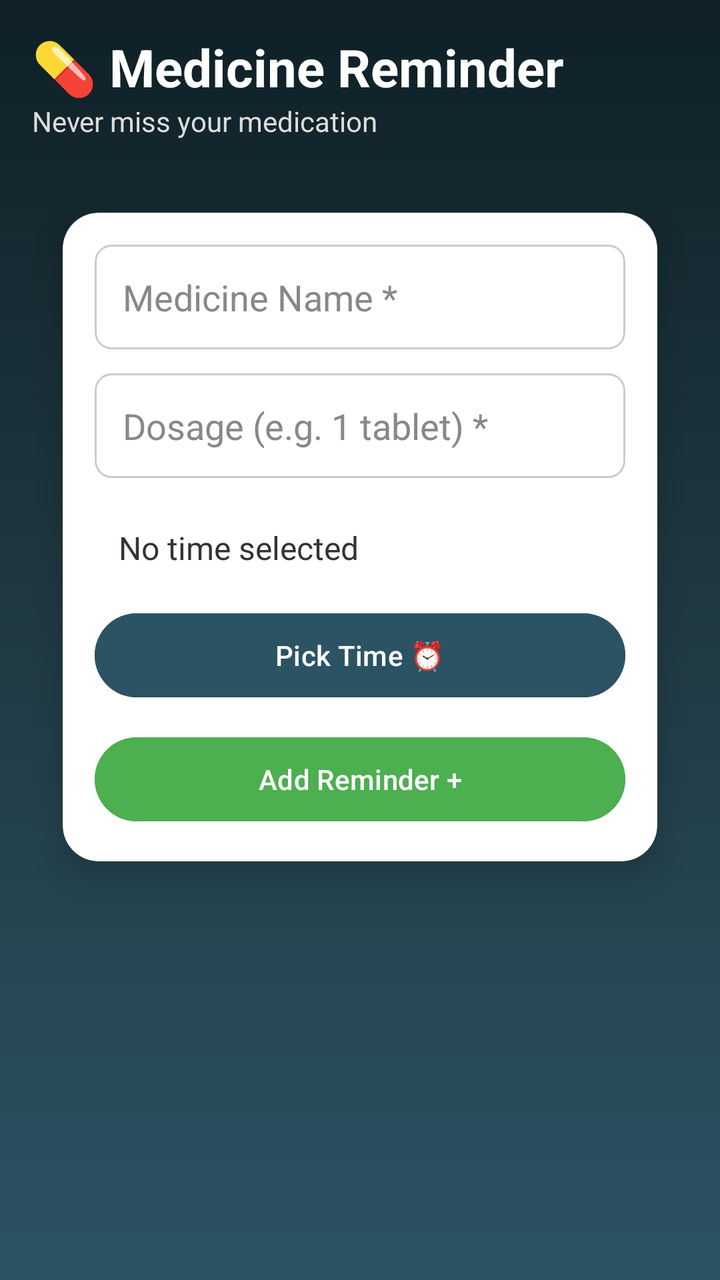
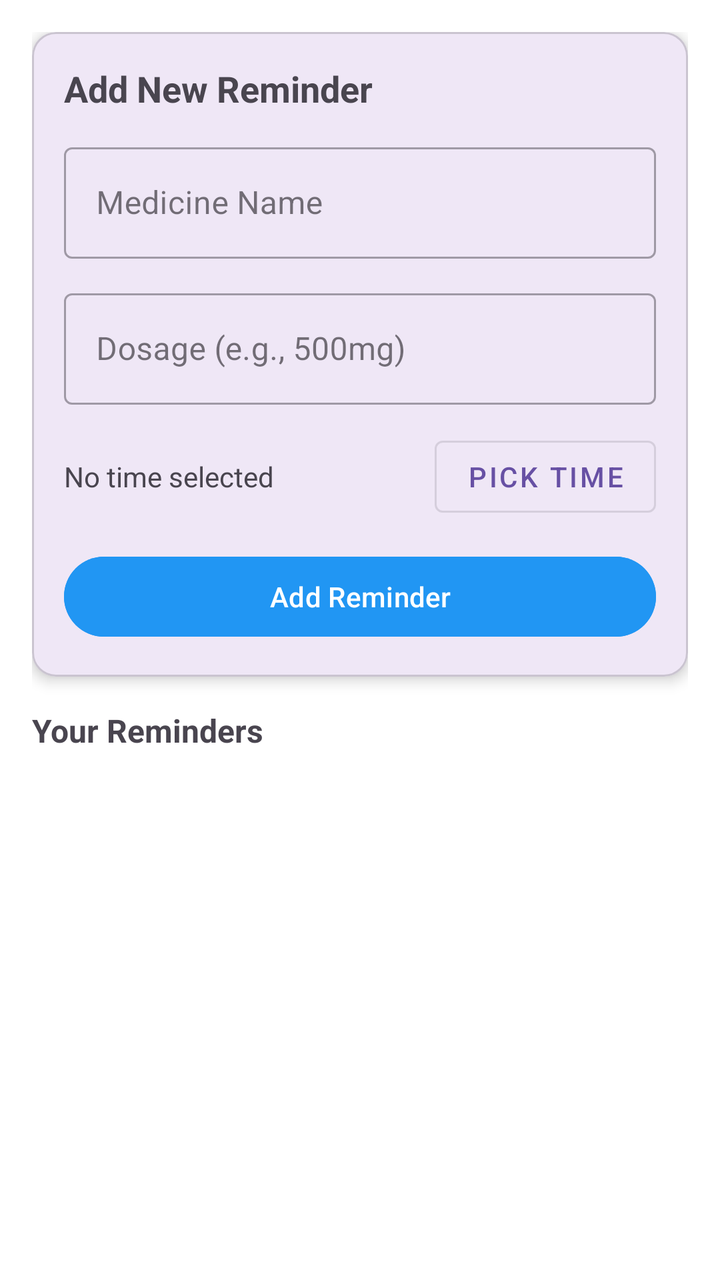

Compare the two renders of this Android layout. The source of the first and the diff that turns it into the second are given below.
<!-- AndroidManifest.xml: application theme Theme.MediNear -->
<!-- res/layout/activity_medicine_reminder.xml -->
<?xml version="1.0" encoding="utf-8"?>
<ScrollView xmlns:android="http://schemas.android.com/apk/res/android"
    xmlns:app="http://schemas.android.com/apk/res-auto"
    android:layout_width="match_parent"
    android:layout_height="match_parent"
    android:background="@drawable/bg_register_gradient"
    android:padding="16dp">

    <LinearLayout
        android:layout_width="match_parent"
        android:layout_height="wrap_content"
        android:orientation="vertical">

        
        <TextView
            android:layout_width="wrap_content"
            android:layout_height="wrap_content"
            android:text="💊 Medicine Reminder"
            android:textSize="26sp"
            android:textStyle="bold"
            android:textColor="@android:color/white"/>

        <TextView
            android:layout_width="wrap_content"
            android:layout_height="wrap_content"
            android:text="Never miss your medication"
            android:textColor="#DDDDDD"
            android:layout_marginBottom="16dp"/>

        
        <androidx.cardview.widget.CardView
            android:layout_width="match_parent"
            android:layout_height="wrap_content"
            app:cardCornerRadius="18dp"
            app:cardElevation="10dp"
            app:cardUseCompatPadding="true"
            android:background="@android:color/white">

            <LinearLayout
                android:layout_width="match_parent"
                android:layout_height="wrap_content"
                android:orientation="vertical"
                android:padding="16dp">

                
                <EditText
                    android:id="@+id/etMedicineName"
                    android:layout_width="match_parent"
                    android:layout_height="wrap_content"
                    android:hint="Medicine Name *"
                    android:padding="14dp"
                    android:background="@drawable/input_bg"
                    android:textColor="@android:color/black"
                    android:textColorHint="#888"/>

                
                <EditText
                    android:id="@+id/etDosage"
                    android:layout_width="match_parent"
                    android:layout_height="wrap_content"
                    android:hint="Dosage (e.g. 1 tablet) *"
                    android:layout_marginTop="12dp"
                    android:padding="14dp"
                    android:background="@drawable/input_bg"
                    android:textColor="@android:color/black"
                    android:textColorHint="#888"/>

                
                <TextView
                    android:id="@+id/tvSelectedTime"
                    android:layout_width="match_parent"
                    android:layout_height="wrap_content"
                    android:text="No time selected"
                    android:textSize="16sp"
                    android:textColor="#333"
                    android:padding="12dp"
                    android:layout_marginTop="12dp"/>

                <Button
                    android:id="@+id/btnPickTime"
                    android:layout_width="match_parent"
                    android:layout_height="50dp"
                    android:text="Pick Time ⏰"
                    android:layout_marginTop="6dp"
                    android:backgroundTint="#2C5364"
                    android:textColor="@android:color/white"/>

                
                <Button
                    android:id="@+id/btnAddReminder"
                    android:layout_width="match_parent"
                    android:layout_height="50dp"
                    android:text="Add Reminder +"
                    android:layout_marginTop="12dp"
                    android:backgroundTint="#4CAF50"
                    android:textColor="@android:color/white"/>

            </LinearLayout>
        </androidx.cardview.widget.CardView>

        
        <ProgressBar
            android:id="@+id/progressBar"
            android:layout_width="wrap_content"
            android:layout_height="wrap_content"
            android:layout_gravity="center"
            android:layout_marginTop="16dp"
            android:visibility="gone"/>

        
        <TextView
            android:id="@+id/tvEmpty"
            android:layout_width="match_parent"
            android:layout_height="wrap_content"
            android:text="No reminders yet"
            android:textColor="#FFFFFF"
            android:gravity="center"
            android:layout_marginTop="12dp"
            android:visibility="gone"/>

        
        <androidx.recyclerview.widget.RecyclerView
            android:id="@+id/recyclerView"
            android:layout_width="match_parent"
            android:layout_height="wrap_content"
            android:layout_marginTop="16dp"/>

    </LinearLayout>

</ScrollView>
<!-- resources referenced by this layout -->
<resources>
  <!-- drawable bg_register_gradient (drawable) -->
  <?xml version="1.0" encoding="utf-8"?>
  <shape xmlns:android="http://schemas.android.com/apk/res/android">
      <gradient
          android:startColor="#0F2027"
          android:centerColor="#203A43"
          android:endColor="#2C5364"
          android:angle="270" />
  </shape>
  <!-- drawable input_bg (drawable) -->
  <?xml version="1.0" encoding="utf-8"?>
  <shape xmlns:android="http://schemas.android.com/apk/res/android">
      <solid android:color="#FFFFFF" />
      <corners android:radius="8dp" />
      <stroke android:width="1dp" android:color="#CCCCCC" />
  </shape>
  <style name="Theme.MediNear" parent="Base.Theme.MediNear" />
  <style name="Base.Theme.MediNear" parent="Theme.Material3.DayNight.NoActionBar">
          
          
      </style>
</resources>

<!-- the commit's change to res/layout/activity_medicine_reminder.xml (unified diff, before → after) -->
@@ -1,130 +1,136 @@
 <?xml version="1.0" encoding="utf-8"?>
-<ScrollView xmlns:android="http://schemas.android.com/apk/res/android"
+<LinearLayout xmlns:android="http://schemas.android.com/apk/res/android"
     xmlns:app="http://schemas.android.com/apk/res-auto"
     android:layout_width="match_parent"
     android:layout_height="match_parent"
-    android:background="@drawable/bg_register_gradient"
-    android:padding="16dp">
+    android:orientation="vertical"
+    android:padding="16dp"
+    android:background="@color/white">
 
-    <LinearLayout
+    
+    <com.google.android.material.card.MaterialCardView
         android:layout_width="match_parent"
         android:layout_height="wrap_content"
-        android:orientation="vertical">
+        android:layout_marginBottom="16dp"
+        app:cardCornerRadius="12dp"
+        app:cardElevation="4dp">
 
-        
-        <TextView
-            android:layout_width="wrap_content"
-            android:layout_height="wrap_content"
-            android:text="💊 Medicine Reminder"
-            android:textSize="26sp"
-            android:textStyle="bold"
-            android:textColor="@android:color/white"/>
-
-        <TextView
-            android:layout_width="wrap_content"
-            android:layout_height="wrap_content"
-            android:text="Never miss your medication"
-            android:textColor="#DDDDDD"
-            android:layout_marginBottom="16dp"/>
-
-        
-        <androidx.cardview.widget.CardView
+        <LinearLayout
             android:layout_width="match_parent"
             android:layout_height="wrap_content"
-            app:cardCornerRadius="18dp"
-            app:cardElevation="10dp"
-            app:cardUseCompatPadding="true"
-            android:background="@android:color/white">
+            android:orientation="vertical"
+            android:padding="16dp">
+
+            <TextView
+                android:layout_width="match_parent"
+                android:layout_height="wrap_content"
+                android:text="Add New Reminder"
+                android:textSize="18sp"
+                android:textStyle="bold"
+                android:layout_marginBottom="12dp" />
+
+            <com.google.android.material.textfield.TextInputLayout
+                android:layout_width="match_parent"
+                android:layout_height="wrap_content"
+                android:layout_marginBottom="12dp"
+                style="@style/Widget.MaterialComponents.TextInputLayout.OutlinedBox">
+
+                <com.google.android.material.textfield.TextInputEditText
+                    android:id="@+id/etMedicineName"
+                    android:layout_width="match_parent"
+                    android:layout_height="wrap_content"
+                    android:hint="Medicine Name"
+                    android:inputType="text" />
+
+            </com.google.android.material.textfield.TextInputLayout>
+
+            <com.google.android.material.textfield.TextInputLayout
+                android:layout_width="match_parent"
+                android:layout_height="wrap_content"
+                android:layout_marginBottom="12dp"
+                style="@style/Widget.MaterialComponents.TextInputLayout.OutlinedBox">
+
+                <com.google.android.material.textfield.TextInputEditText
+                    android:id="@+id/etDosage"
+                    android:layout_width="match_parent"
+                    android:layout_height="wrap_content"
+                    android:hint="Dosage (e.g., 500mg)"
+                    android:inputType="text" />
+
+            </com.google.android.material.textfield.TextInputLayout>
 
             <LinearLayout
                 android:layout_width="match_parent"
                 android:layout_height="wrap_content"
-                android:orientation="vertical"
-                android:padding="16dp">
+                android:orientation="horizontal"
+                android:gravity="center_vertical"
+                android:layout_marginBottom="12dp">
 
-                
-                <EditText
-                    android:id="@+id/etMedicineName"
-                    android:layout_width="match_parent"
-                    android:layout_height="wrap_content"
-                    android:hint="Medicine Name *"
-                    android:padding="14dp"
-                    android:background="@drawable/input_bg"
-                    android:textColor="@android:color/black"
-                    android:textColorHint="#888"/>
-
-                
-                <EditText
-                    android:id="@+id/etDosage"
-                    android:layout_width="match_parent"
-                    android:layout_height="wrap_content"
-                    android:hint="Dosage (e.g. 1 tablet) *"
-                    android:layout_marginTop="12dp"
-                    android:padding="14dp"
-                    android:background="@drawable/input_bg"
-                    android:textColor="@android:color/black"
-                    android:textColorHint="#888"/>
-
-                
                 <TextView
                     android:id="@+id/tvSelectedTime"
-                    android:layout_width="match_parent"
+                    android:layout_width="0dp"
                     android:layout_height="wrap_content"
+                    android:layout_weight="1"
                     android:text="No time selected"
-                    android:textSize="16sp"
-                    android:textColor="#333"
-                    android:padding="12dp"
-                    android:layout_marginTop="12dp"/>
+                    android:textSize="14sp" />
 
                 <Button
                     android:id="@+id/btnPickTime"
-                    android:layout_width="match_parent"
-                    android:layout_height="50dp"
-                    android:text="Pick Time ⏰"
-                    android:layout_marginTop="6dp"
-                    android:backgroundTint="#2C5364"
-                    android:textColor="@android:color/white"/>
-
-                
-                <Button
-                    android:id="@+id/btnAddReminder"
-                    android:layout_width="match_parent"
-                    android:layout_height="50dp"
-                    android:text="Add Reminder +"
-                    android:layout_marginTop="12dp"
-                    android:backgroundTint="#4CAF50"
-                    android:textColor="@android:color/white"/>
+                    android:layout_width="wrap_content"
+                    android:layout_height="wrap_content"
+                    android:text="Pick Time"
+                    style="@style/Widget.MaterialComponents.Button.OutlinedButton" />
 
             </LinearLayout>
-        </androidx.cardview.widget.CardView>
 
-        
+            <Button
+                android:id="@+id/btnAddReminder"
+                android:layout_width="match_parent"
+                android:layout_height="wrap_content"
+                android:text="Add Reminder"
+                android:backgroundTint="@color/primary_color" />
+
+        </LinearLayout>
+
+    </com.google.android.material.card.MaterialCardView>
+
+    
+    <TextView
+        android:layout_width="match_parent"
+        android:layout_height="wrap_content"
+        android:text="Your Reminders"
+        android:textSize="16sp"
+        android:textStyle="bold"
+        android:layout_marginBottom="8dp" />
+
+    <FrameLayout
+        android:layout_width="match_parent"
+        android:layout_height="0dp"
+        android:layout_weight="1">
+
+        <androidx.recyclerview.widget.RecyclerView
+            android:id="@+id/recyclerView"
+            android:layout_width="match_parent"
+            android:layout_height="match_parent" />
+
+        <TextView
+            android:id="@+id/tvEmpty"
+            android:layout_width="match_parent"
+            android:layout_height="wrap_content"
+            android:layout_gravity="center"
+            android:text="No reminders set yet"
+            android:textSize="16sp"
+            android:textColor="@android:color/darker_gray"
+            android:gravity="center"
+            android:visibility="gone" />
+
         <ProgressBar
             android:id="@+id/progressBar"
             android:layout_width="wrap_content"
             android:layout_height="wrap_content"
             android:layout_gravity="center"
-            android:layout_marginTop="16dp"
-            android:visibility="gone"/>
+            android:visibility="gone" />
 
-        
-        <TextView
-            android:id="@+id/tvEmpty"
-            android:layout_width="match_parent"
-            android:layout_height="wrap_content"
-            android:text="No reminders yet"
-            android:textColor="#FFFFFF"
-            android:gravity="center"
-            android:layout_marginTop="12dp"
-            android:visibility="gone"/>
+    </FrameLayout>
 
-        
-        <androidx.recyclerview.widget.RecyclerView
-            android:id="@+id/recyclerView"
-            android:layout_width="match_parent"
-            android:layout_height="wrap_content"
-            android:layout_marginTop="16dp"/>
-
-    </LinearLayout>
-
-</ScrollView>
+</LinearLayout>
<!-- resource entries referenced after the edit -->
@@ -1,21 +1,7 @@
 <!-- resources referenced by this layout -->
 <resources>
-  <!-- drawable bg_register_gradient (drawable) -->
-  <?xml version="1.0" encoding="utf-8"?>
-  <shape xmlns:android="http://schemas.android.com/apk/res/android">
-      <gradient
-          android:startColor="#0F2027"
-          android:centerColor="#203A43"
-          android:endColor="#2C5364"
-          android:angle="270" />
-  </shape>
-  <!-- drawable input_bg (drawable) -->
-  <?xml version="1.0" encoding="utf-8"?>
-  <shape xmlns:android="http://schemas.android.com/apk/res/android">
-      <solid android:color="#FFFFFF" />
-      <corners android:radius="8dp" />
-      <stroke android:width="1dp" android:color="#CCCCCC" />
-  </shape>
+  <color name="primary_color">#2196F3</color>
+  <color name="white">#FFFFFFFF</color>
   <style name="Theme.MediNear" parent="Base.Theme.MediNear" />
   <style name="Base.Theme.MediNear" parent="Theme.Material3.DayNight.NoActionBar">
           
